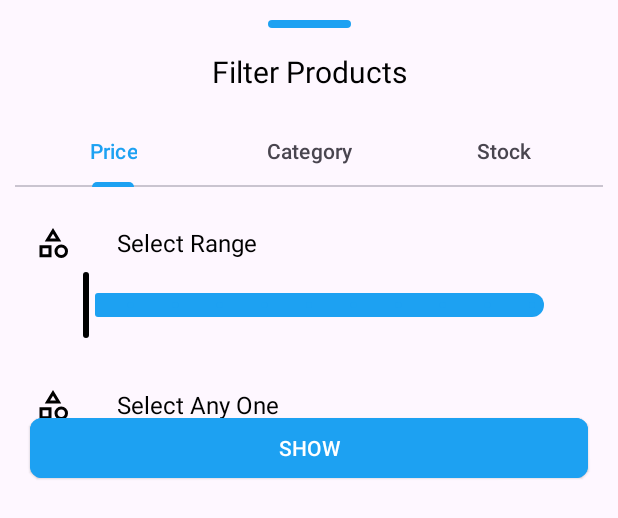
After one commit to Vanshpanchal/IMS, an Android app built with Jetpack Compose: the layout filterdialog.xml on its own in the app's theme, with its tools: preview values and no code run, on a phone screen of 412 x 824 dp. The commit adds this screen. Shown: the top 518 px of the screen. Run offline under Robolectric (Android 15) with nearby library versions, the phone set to English and light mode, and no system bars.

Commit message:
Bottom Sheet Filter UI

```diff
--- a/app/src/main/AndroidManifest.xml
+++ b/app/src/main/AndroidManifest.xml
@@ -29,6 +29,7 @@
         android:roundIcon="@mipmap/ic_launcher_round"
         android:supportsRtl="true"
         android:theme="@style/Theme.Ims"
+
         android:usesCleartextTraffic="true"
         tools:targetApi="31">
 
@@ -58,21 +59,26 @@
 
         <activity
             android:name=".SigninAct"
+            android:screenOrientation="portrait"
             android:exported="false" />
         <activity
             android:name=".MainActivity"
+            android:screenOrientation="portrait"
             android:exported="false" />
         <activity
             android:name=".SignupAct"
+            android:screenOrientation="portrait"
             android:exported="false" />
         <activity
             android:name=".Home_act"
+            android:screenOrientation="portrait"
             android:exported="false"
             android:theme="@style/Theme.Ims">
 
         </activity>
         <activity
             android:name=".StartAct"
+            android:screenOrientation="portrait"
             android:exported="true">
             <intent-filter>
                 <action android:name="android.intent.action.MAIN" />
--- a/app/src/main/java/com/example/ims/MapsFragment.kt
+++ b/app/src/main/java/com/example/ims/MapsFragment.kt
@@ -87,7 +87,7 @@ class MapsFragment : Fragment() {
                         documents.last().getDouble("Latitude") ?: 0.0,
                         documents.last().getDouble("Longitude") ?: 0.0
                     )
-                    googleMap.moveCamera(CameraUpdateFactory.newLatLng(lastPosition))
+                    googleMap.moveCamera(CameraUpdateFactory.newLatLngZoom(lastPosition,8f))
                 }
             }
             .addOnFailureListener { exception ->
--- /dev/null
+++ b/app/src/main/res/layout/filterdialog.xml
@@ -0,0 +1,265 @@
+<?xml version="1.0" encoding="utf-8"?>
+<androidx.constraintlayout.widget.ConstraintLayout xmlns:android="http://schemas.android.com/apk/res/android"
+    xmlns:app="http://schemas.android.com/apk/res-auto"
+    xmlns:tools="http://schemas.android.com/tools"
+    android:layout_width="match_parent"
+    android:layout_height="match_parent"
+    android:padding="8sp">
+
+
+    <View
+        android:id="@+id/view2"
+        android:layout_width="55dp"
+        android:layout_height="5dp"
+        android:layout_marginTop="5dp"
+        android:background="@drawable/shape_bg"
+        app:layout_constraintEnd_toEndOf="parent"
+        app:layout_constraintStart_toStartOf="parent"
+        app:layout_constraintTop_toTopOf="parent" />
+
+
+    <TextView
+        android:id="@+id/textView"
+        android:layout_width="wrap_content"
+        android:layout_height="wrap_content"
+        android:layout_marginVertical="15dp"
+        android:paddingHorizontal="15dp"
+        android:text="Filter Products"
+        android:textAlignment="center"
+        android:textColor="@color/black"
+        android:textSize="20sp"
+        app:layout_constraintEnd_toEndOf="parent"
+        app:layout_constraintStart_toStartOf="parent"
+        app:layout_constraintTop_toBottomOf="@+id/view2" />
+
+
+    <com.google.android.material.tabs.TabLayout
+        android:id="@+id/tabLayout"
+        android:layout_width="match_parent"
+        android:layout_height="wrap_content"
+        android:layout_marginHorizontal="2dp"
+        android:layout_marginTop="15dp"
+        app:layout_constraintEnd_toEndOf="parent"
+        app:layout_constraintStart_toStartOf="parent"
+
+        app:layout_constraintTop_toBottomOf="@+id/textView">
+
+
+        <com.google.android.material.tabs.TabItem
+            android:layout_width="wrap_content"
+            android:layout_height="wrap_content"
+            android:text="Price" />
+
+        <com.google.android.material.tabs.TabItem
+            android:layout_width="wrap_content"
+            android:layout_height="wrap_content"
+            android:text="Category" />
+
+        <com.google.android.material.tabs.TabItem
+            android:layout_width="wrap_content"
+            android:layout_height="wrap_content"
+            android:text="Stock" />
+    </com.google.android.material.tabs.TabLayout>
+
+    <LinearLayout
+        android:id="@+id/category"
+        android:layout_width="match_parent"
+        android:layout_height="wrap_content"
+        android:layout_marginHorizontal="2dp"
+        android:layout_marginTop="25dp"
+        android:orientation="vertical"
+        android:visibility="gone"
+        app:layout_constraintEnd_toEndOf="parent"
+        app:layout_constraintStart_toStartOf="parent"
+        app:layout_constraintTop_toBottomOf="@+id/price"
+        tools:visibility="visible">
+
+
+        <LinearLayout
+            android:id="@+id/linearLayout7"
+            android:layout_width="match_parent"
+            android:layout_height="wrap_content"
+            android:layout_marginHorizontal="8dp"
+            android:orientation="horizontal"
+            app:layout_constraintEnd_toEndOf="parent"
+            app:layout_constraintStart_toStartOf="parent"
+            app:layout_constraintTop_toBottomOf="@+id/textView">
+
+            <ImageView
+                android:layout_width="wrap_content"
+                android:layout_height="wrap_content"
+                android:layout_marginHorizontal="5dp"
+                android:scaleType="centerCrop"
+                android:src="@drawable/category_24px"
+                app:tint="@color/black" />
+
+            <TextView
+                android:layout_width="wrap_content"
+                android:layout_height="match_parent"
+                android:layout_gravity="center"
+                android:layout_marginHorizontal="25dp"
+                android:gravity="center"
+                android:text="Select Any One"
+                android:textColor="@color/black"
+                android:textSize="16sp" />
+        </LinearLayout>
+
+        <HorizontalScrollView
+            android:id="@+id/horizontalScrollView"
+            android:layout_width="match_parent"
+            android:layout_height="wrap_content"
+            android:layout_marginHorizontal="8dp"
+            android:scrollbars="none"
+            app:layout_constraintEnd_toEndOf="parent"
+            app:layout_constraintStart_toStartOf="parent"
+            app:layout_constraintTop_toBottomOf="@+id/linearLayout7">
+
+
+            <com.google.android.material.chip.ChipGroup
+                android:id="@+id/chipGroup"
+                style="@style/Widget.Material3.Chip.Assist.Elevated"
+                android:layout_width="wrap_content"
+                android:layout_height="wrap_content"
+                android:layout_marginHorizontal="8dp"
+                android:layout_marginTop="12dp"
+                app:singleLine="true"
+                app:singleSelection="true">
+
+            </com.google.android.material.chip.ChipGroup>
+        </HorizontalScrollView>
+
+    </LinearLayout>
+
+    <LinearLayout
+        android:id="@+id/price"
+        android:layout_width="match_parent"
+        android:layout_height="wrap_content"
+        android:layout_marginHorizontal="2dp"
+        android:layout_marginTop="25dp"
+        android:orientation="vertical"
+        android:visibility="visible"
+        app:layout_constraintTop_toBottomOf="@+id/tabLayout"
+        tools:layout_editor_absoluteX="10dp"
+        tools:visibility="visible">
+
+
+        <LinearLayout
+            android:id="@+id/linearLayout8"
+            android:layout_width="match_parent"
+            android:layout_height="wrap_content"
+            android:layout_marginHorizontal="8dp"
+            android:orientation="horizontal"
+            android:visibility="visible"
+            app:layout_constraintEnd_toEndOf="parent"
+            app:layout_constraintStart_toStartOf="parent"
+            app:layout_constraintTop_toBottomOf="@+id/textView">
+
+            <ImageView
+                android:layout_width="wrap_content"
+                android:layout_height="wrap_content"
+                android:layout_marginHorizontal="5dp"
+                android:scaleType="centerCrop"
+                android:src="@drawable/category_24px"
+                app:tint="@color/black" />
+
+            <TextView
+                android:layout_width="wrap_content"
+                android:layout_height="match_parent"
+                android:layout_gravity="center"
+                android:layout_marginHorizontal="25dp"
+                android:gravity="center"
+                android:text="Select Range"
+                android:textColor="@color/black"
+                android:textSize="16sp" />
+        </LinearLayout>
+
+        <com.google.android.material.slider.Slider
+            android:id="@+id/price_slider"
+            style="@style/Widget.Material3.Slider"
+            android:layout_width="match_parent"
+            android:layout_height="wrap_content"
+            android:layout_marginHorizontal="25dp"
+            android:layout_marginVertical="5dp"
+            android:stepSize="100.0"
+            app:haloColor="@color/black"
+            android:valueFrom="0.0"
+            android:valueTo="1000.0"
+            app:labelBehavior="floating"
+            app:labelStyle="@style/TooTip"
+            app:thumbColor="@color/black" />
+    </LinearLayout>
+
+    <LinearLayout
+        android:id="@+id/stock"
+        android:layout_width="match_parent"
+        android:layout_height="wrap_content"
+        android:layout_marginHorizontal="2dp"
+        android:layout_marginTop="25dp"
+        android:orientation="vertical"
+        android:visibility="gone"
+        app:layout_constraintTop_toBottomOf="@+id/category"
+        tools:layout_editor_absoluteX="10dp"
+        tools:visibility="gone">
+
+
+        <LinearLayout
+            android:id="@+id/linearLayout9"
+            android:layout_width="match_parent"
+            android:layout_height="wrap_content"
+            android:layout_marginHorizontal="8dp"
+            android:orientation="horizontal"
+            app:layout_constraintEnd_toEndOf="parent"
+            app:layout_constraintStart_toStartOf="parent"
+            app:layout_constraintTop_toBottomOf="@+id/textView">
+
+            <ImageView
+                android:layout_width="wrap_content"
+                android:layout_height="wrap_content"
+                android:layout_marginHorizontal="5dp"
+                android:scaleType="centerCrop"
+                android:src="@drawable/category_24px"
+                app:tint="@color/black" />
+
+            <TextView
+                android:layout_width="wrap_content"
+                android:layout_height="match_parent"
+                android:layout_gravity="center"
+                android:layout_marginHorizontal="25dp"
+                android:gravity="center"
+                android:text="Select Range"
+                android:textColor="@color/black"
+                android:textSize="16sp" />
+        </LinearLayout>
+
+        <com.google.android.material.slider.Slider
+            android:id="@+id/stock_slider"
+            style="@style/Widget.Material3.Slider"
+            android:layout_width="match_parent"
+            android:layout_height="wrap_content"
+            android:layout_marginHorizontal="25dp"
+            android:layout_marginVertical="5dp"
+            android:stepSize="100.0"
+            android:valueFrom="0.0"
+            android:valueTo="1000.0"
+            app:labelBehavior="floating"
+            app:labelStyle="@style/Widget.Material3.Tooltip"
+            app:thumbColor="@color/black" />
+    </LinearLayout>
+
+    <com.google.android.material.button.MaterialButton
+        android:id="@+id/show"
+        style="@style/Widget.Material3.Button.ElevatedButton"
+        android:layout_width="match_parent"
+        android:layout_height="wrap_content"
+        android:layout_marginHorizontal="12dp"
+        android:layout_marginTop="150dp"
+        android:backgroundTint="@color/blue"
+        android:text="Show"
+        android:textAllCaps="true"
+        android:textColor="@color/white"
+        app:cornerRadius="8dp"
+        app:layout_constraintEnd_toEndOf="parent"
+        app:layout_constraintStart_toStartOf="parent"
+        app:layout_constraintTop_toBottomOf="@+id/tabLayout" />
+
+</androidx.constraintlayout.widget.ConstraintLayout>
--- a/app/src/main/res/values/themes.xml
+++ b/app/src/main/res/values/themes.xml
@@ -13,6 +13,9 @@
     <style name="NoRippleEffect">
         <item name="android:selectableItemBackground">@android:color/transparent</item>
     </style>
+    <style name="TooTip" parent="Widget.Material3.Tooltip">
+        <item name="android:textColor">@color/black</item>
+    </style>
 
     <style name="Theme.Ims" parent="Base.Theme.Ims" />
 
```
Also changed, not shown: app/src/main/java/com/example/ims/inventory.kt (+11 -3 lines), app/src/main/java/com/example/ims/specific_inventory.kt (+289 -33 lines), app/src/main/res/drawable/filter_alt_24px.xml (added, +10 -0 lines), app/src/main/res/layout/fragment_specific_inventory.xml (+33 -0 lines), app/src/main/res/layout/rv_two.xml (+8 -5 lines).
